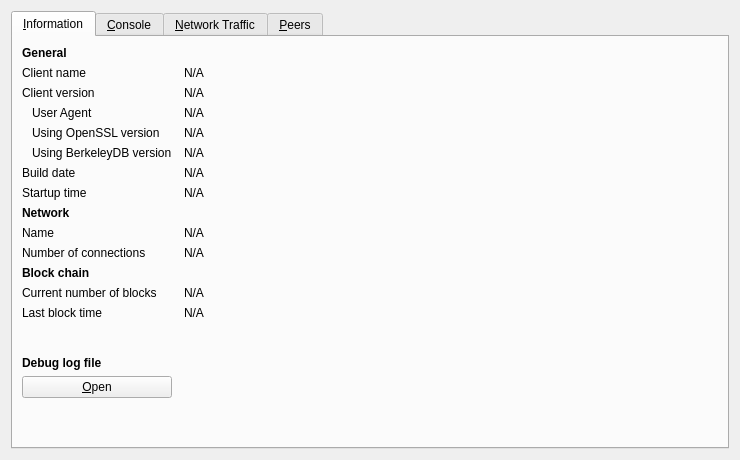
First picture: the form in src/qt/forms/debugwindow.ui, repository raffermeko/bitcoin, before the edit.
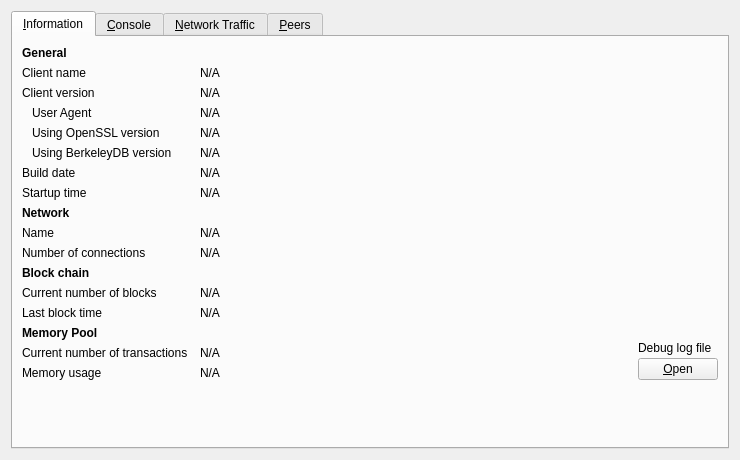
Second picture: the form after the edit. Icons and pictures are not drawn. Custom widgets are drawn as their Qt base class.

Commit message: [Qt] simple mempool info in debug window

Diff of the .ui file:
```diff
--- a/src/qt/forms/debugwindow.ui
+++ b/src/qt/forms/debugwindow.ui
@@ -23,7 +23,7 @@
       <attribute name="title">
        <string>&amp;Information</string>
       </attribute>
-      <layout class="QGridLayout" name="gridLayout" columnstretch="0,1">
+      <layout class="QGridLayout" name="gridLayout" columnstretch="0,1,0">
        <property name="horizontalSpacing">
         <number>12</number>
        </property>
@@ -47,7 +47,7 @@
          </property>
         </widget>
        </item>
-       <item row="1" column="1">
+       <item row="1" column="1" colspan="2">
         <widget class="QLabel" name="clientName">
          <property name="cursor">
           <cursorShape>IBeamCursor</cursorShape>
@@ -70,7 +70,7 @@
          </property>
         </widget>
        </item>
-       <item row="2" column="1">
+       <item row="2" column="1" colspan="2">
         <widget class="QLabel" name="clientVersion">
          <property name="cursor">
           <cursorShape>IBeamCursor</cursorShape>
@@ -96,7 +96,7 @@
          </property>
         </widget>
        </item>
-       <item row="3" column="1">
+       <item row="3" column="1" colspan="2">
         <widget class="QLabel" name="clientUserAgent">
          <property name="cursor">
           <cursorShape>IBeamCursor</cursorShape>
@@ -122,7 +122,7 @@
          </property>
         </widget>
        </item>
-       <item row="4" column="1">
+       <item row="4" column="1" colspan="2">
         <widget class="QLabel" name="openSSLVersion">
          <property name="cursor">
           <cursorShape>IBeamCursor</cursorShape>
@@ -148,7 +148,7 @@
          </property>
         </widget>
        </item>
-       <item row="5" column="1">
+       <item row="5" column="1" colspan="2">
         <widget class="QLabel" name="berkeleyDBVersion">
          <property name="cursor">
           <cursorShape>IBeamCursor</cursorShape>
@@ -171,7 +171,7 @@
          </property>
         </widget>
        </item>
-       <item row="6" column="1">
+       <item row="6" column="1" colspan="2">
         <widget class="QLabel" name="buildDate">
          <property name="cursor">
           <cursorShape>IBeamCursor</cursorShape>
@@ -194,7 +194,7 @@
          </property>
         </widget>
        </item>
-       <item row="7" column="1">
+       <item row="7" column="1" colspan="2">
         <widget class="QLabel" name="startupTime">
          <property name="cursor">
           <cursorShape>IBeamCursor</cursorShape>
@@ -210,19 +210,6 @@
          </property>
         </widget>
        </item>
-       <item row="8" column="0">
-        <widget class="QLabel" name="label_11">
-         <property name="font">
-          <font>
-           <weight>75</weight>
-           <bold>true</bold>
-          </font>
-         </property>
-         <property name="text">
-          <string>Network</string>
-         </property>
-        </widget>
-       </item>
        <item row="9" column="0">
         <widget class="QLabel" name="label_8">
          <property name="text">
@@ -230,7 +217,7 @@
          </property>
         </widget>
        </item>
-       <item row="9" column="1">
+       <item row="9" column="1" colspan="2">
         <widget class="QLabel" name="networkName">
          <property name="cursor">
           <cursorShape>IBeamCursor</cursorShape>
@@ -253,7 +240,7 @@
          </property>
         </widget>
        </item>
-       <item row="10" column="1">
+       <item row="10" column="1" colspan="2">
         <widget class="QLabel" name="numberOfConnections">
          <property name="cursor">
           <cursorShape>IBeamCursor</cursorShape>
@@ -289,7 +276,7 @@
          </property>
         </widget>
        </item>
-       <item row="12" column="1">
+       <item row="12" column="1" colspan="2">
         <widget class="QLabel" name="numberOfBlocks">
          <property name="cursor">
           <cursorShape>IBeamCursor</cursorShape>
@@ -306,13 +293,13 @@
         </widget>
        </item>
        <item row="13" column="0">
-        <widget class="QLabel" name="label_2">
+        <widget class="QLabel" name="labelLastBlockTime">
          <property name="text">
           <string>Last block time</string>
          </property>
         </widget>
        </item>
-       <item row="13" column="1">
+       <item row="13" column="1" colspan="2">
         <widget class="QLabel" name="lastBlockTime">
          <property name="cursor">
           <cursorShape>IBeamCursor</cursorShape>
@@ -329,20 +316,43 @@
         </widget>
        </item>
        <item row="14" column="0">
-        <spacer name="verticalSpacer_2">
-         <property name="orientation">
-          <enum>Qt::Vertical</enum>
+        <widget class="QLabel" name="labelMempoolTitle">
+         <property name="font">
+          <font>
+           <weight>75</weight>
+           <bold>true</bold>
+          </font>
          </property>
-         <property name="sizeHint" stdset="0">
-          <size>
-           <width>20</width>
-           <height>20</height>
-          </size>
+         <property name="text">
+          <string>Memory Pool</string>
          </property>
-        </spacer>
+        </widget>
        </item>
        <item row="15" column="0">
-        <widget class="QLabel" name="labelDebugLogfile">
+        <widget class="QLabel" name="labelNumberOfTransactions">
+         <property name="text">
+          <string>Current number of transactions</string>
+         </property>
+        </widget>
+       </item>
+       <item row="15" column="1">
+        <widget class="QLabel" name="mempoolNumberTxs">
+         <property name="cursor">
+          <cursorShape>IBeamCursor</cursorShape>
+         </property>
+         <property name="text">
+          <string>N/A</string>
+         </property>
+         <property name="textFormat">
+          <enum>Qt::PlainText</enum>
+         </property>
+         <property name="textInteractionFlags">
+          <set>Qt::LinksAccessibleByMouse|Qt::TextSelectableByKeyboard|Qt::TextSelectableByMouse</set>
+         </property>
+        </widget>
+       </item>
+       <item row="8" column="0">
+        <widget class="QLabel" name="labelNetwork">
          <property name="font">
           <font>
            <weight>75</weight>
@@ -350,24 +360,74 @@
           </font>
          </property>
          <property name="text">
-          <string>Debug log file</string>
+          <string>Network</string>
          </property>
         </widget>
        </item>
        <item row="16" column="0">
-        <widget class="QPushButton" name="openDebugLogfileButton">
-         <property name="toolTip">
-          <string>Open the Bitcoin Core debug log file from the current data directory. This can take a few seconds for large log files.</string>
+        <widget class="QLabel" name="labelMemoryUsage">
+         <property name="text">
+          <string>Memory usage</string>
          </property>
+        </widget>
+       </item>
+       <item row="16" column="1">
+        <widget class="QLabel" name="mempoolSize">
+         <property name="cursor">
+          <cursorShape>IBeamCursor</cursorShape>
+         </property>
          <property name="text">
-          <string>&amp;Open</string>
+          <string>N/A</string>
          </property>
-         <property name="autoDefault">
-          <bool>false</bool>
+         <property name="textFormat">
+          <enum>Qt::PlainText</enum>
          </property>
+         <property name="textInteractionFlags">
+          <set>Qt::LinksAccessibleByMouse|Qt::TextSelectableByKeyboard|Qt::TextSelectableByMouse</set>
+         </property>
         </widget>
        </item>
-       <item row="17" column="0">
+       <item row="14" column="2" rowspan="3">
+        <layout class="QVBoxLayout" name="verticalLayoutDebugButton">
+         <property name="spacing">
+          <number>3</number>
+         </property>
+         <item>
+          <spacer name="verticalSpacer_2">
+           <property name="orientation">
+            <enum>Qt::Vertical</enum>
+           </property>
+           <property name="sizeHint" stdset="0">
+            <size>
+             <width>10</width>
+             <height>5</height>
+            </size>
+           </property>
+          </spacer>
+         </item>
+         <item>
+          <widget class="QLabel" name="labelDebugLogfile">
+           <property name="text">
+            <string>Debug log file</string>
+           </property>
+          </widget>
+         </item>
+         <item>
+          <widget class="QPushButton" name="openDebugLogfileButton">
+           <property name="toolTip">
+            <string>Open the Bitcoin Core debug log file from the current data directory. This can take a few seconds for large log files.</string>
+           </property>
+           <property name="text">
+            <string>&amp;Open</string>
+           </property>
+           <property name="autoDefault">
+            <bool>false</bool>
+           </property>
+          </widget>
+         </item>
+        </layout>
+       </item>
+       <item row="18" column="0">
         <spacer name="verticalSpacer">
          <property name="orientation">
           <enum>Qt::Vertical</enum>
```
The commit also changes 4 other files.
